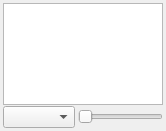
drawpile/Drawpile, file src/client/ui/layerbox.ui: the form before one commit.
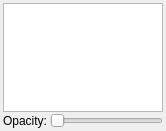
The form after the commit.

Commit message: layer merging. Layer opacity adjustment and hiding. Eraser now erases alpha.

```diff
--- a/src/client/ui/layerbox.ui
+++ b/src/client/ui/layerbox.ui
@@ -29,9 +29,9 @@
       <number>3</number>
      </property>
      <item>
-      <widget class="QComboBox" name="blendmode">
-       <property name="toolTip">
-        <string>Layer blending mode</string>
+      <widget class="QLabel" name="label">
+       <property name="text">
+        <string>Opacity:</string>
        </property>
       </widget>
      </item>
```
The commit also changes 27 other files.
